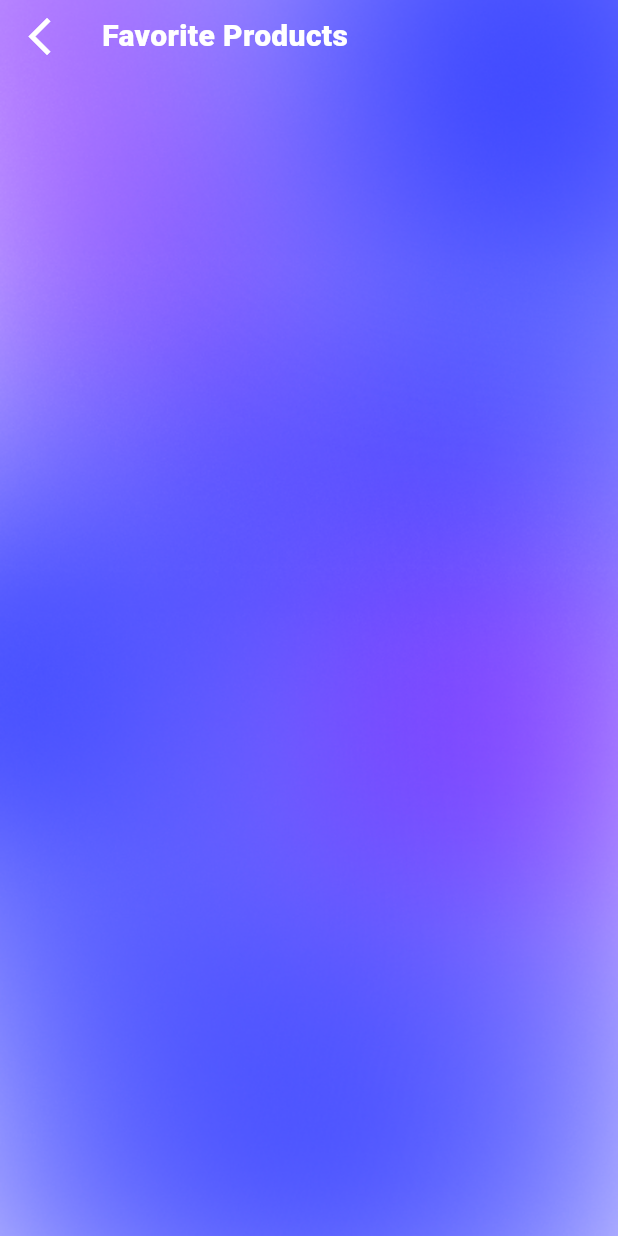
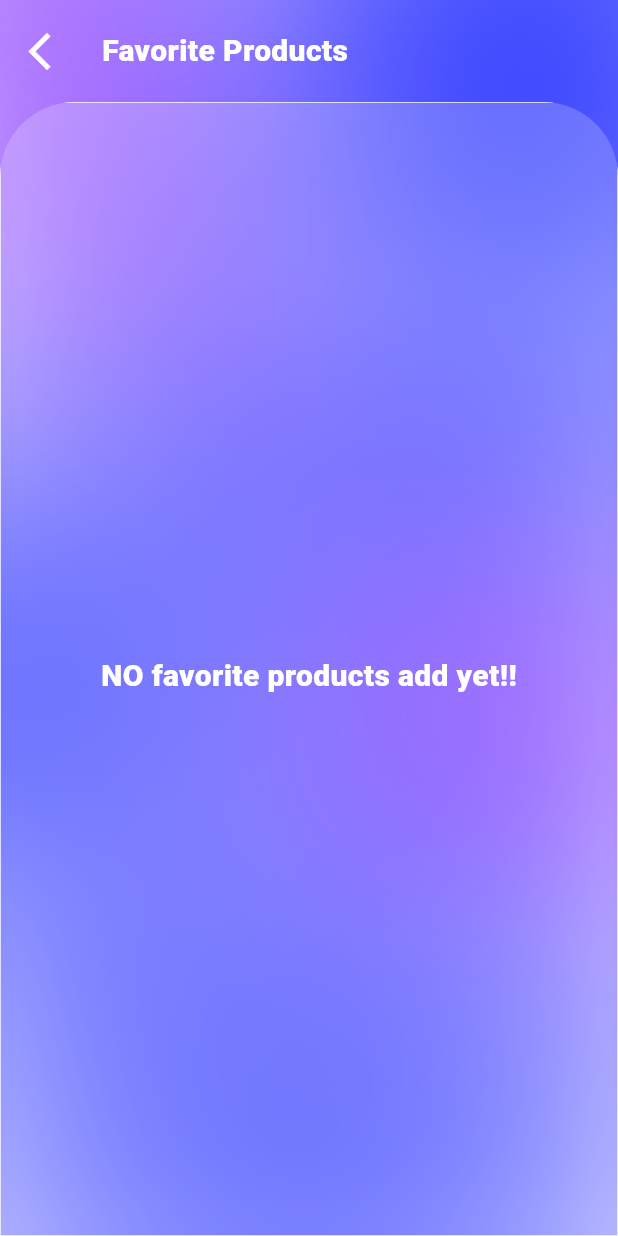
Before and after one commit to Imran-Mohammed-Shekho/Kurd_Fit, a Flutter app: the Favorite_screen screen opened directly, on a phone screen of 412 x 824 dp. Run offline on Flutter 3.47's test engine with Material 3 defaults, Android fonts, the phone set to English and light mode, and no system bars; our stand-ins replace curved_navigation_bar, google_fonts.

Commit message:
completing favorite screen

```diff
--- a/root/lib/UI/screens/favorite_screen.dart
+++ b/root/lib/UI/screens/favorite_screen.dart
@@ -1,3 +1,5 @@
+import 'dart:ui';
+
 import 'package:flutter/material.dart';
 
 class Favorite_screen extends StatefulWidget {
@@ -10,6 +12,7 @@ class Favorite_screen extends StatefulWidget {
 class _Favorite_screenState extends State<Favorite_screen> {
   @override
   Widget build(BuildContext context) {
+    Size size = MediaQuery.of(context).size;
     return SafeArea(
       child: Scaffold(
         body: Container(
@@ -22,6 +25,7 @@ class _Favorite_screenState extends State<Favorite_screen> {
           ),
           child: Column(
             children: [
+              SizedBox(height: 10),
               Row(
                 children: [
                   SizedBox(width: 10),
@@ -47,6 +51,50 @@ class _Favorite_screenState extends State<Favorite_screen> {
                   ),
                 ],
               ),
+              SizedBox(height: 10),
+
+              Expanded(
+                child: SizedBox(
+                  height: size.height * 0.6,
+                  child: ClipRRect(
+                    borderRadius: BorderRadius.only(
+                      topLeft: Radius.circular(50),
+                      topRight: Radius.circular(50),
+                    ),
+                    child: BackdropFilter(
+                      filter: ImageFilter.blur(sigmaX: 15, sigmaY: 15),
+                      child: Container(
+                        width: double.infinity,
+
+                        decoration: BoxDecoration(
+                          color: Colors.white.withOpacity(0.2),
+                          border: Border.all(
+                            color: Colors.white,
+                            strokeAlign: BorderSide.strokeAlignCenter,
+                          ),
+                        ),
+                        child: Padding(
+                          padding: EdgeInsets.symmetric(horizontal: 10),
+                          child: Column(
+                            mainAxisAlignment: MainAxisAlignment.center,
+                            children: [
+                              SizedBox(height: 10),
+                              Text(
+                                "NO favorite products add yet!!",
+                                style: TextStyle(
+                                  color: Colors.white,
+                                  fontSize: 20,
+                                  fontWeight: FontWeight.w900,
+                                ),
+                              ),
+                            ],
+                          ),
+                        ),
+                      ),
+                    ),
+                  ),
+                ),
+              ),
             ],
           ),
         ),
```
